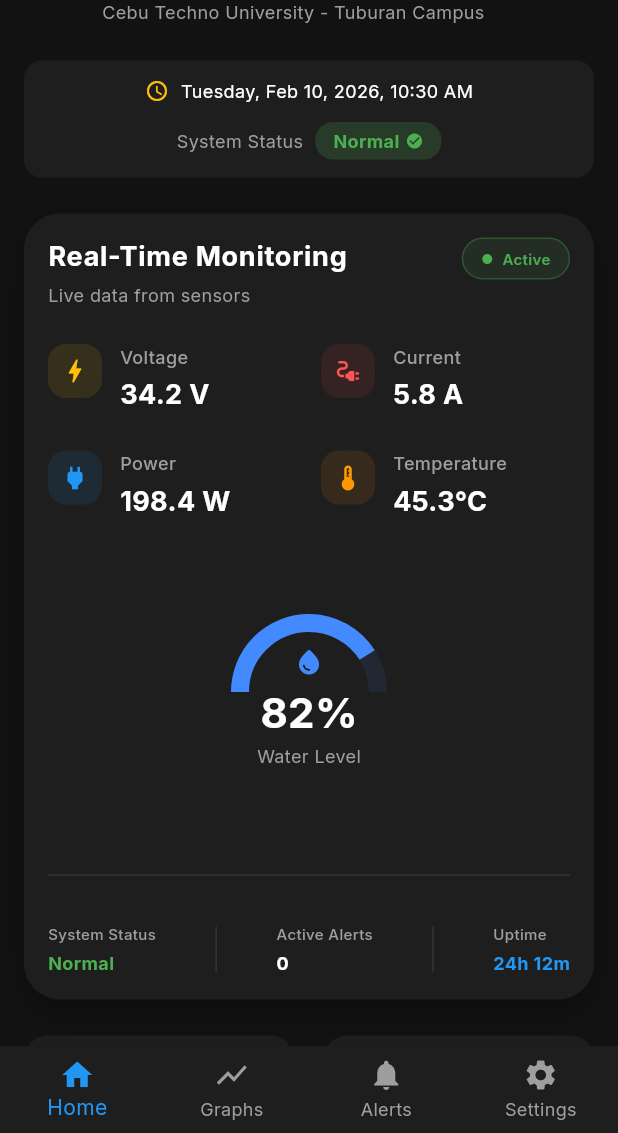
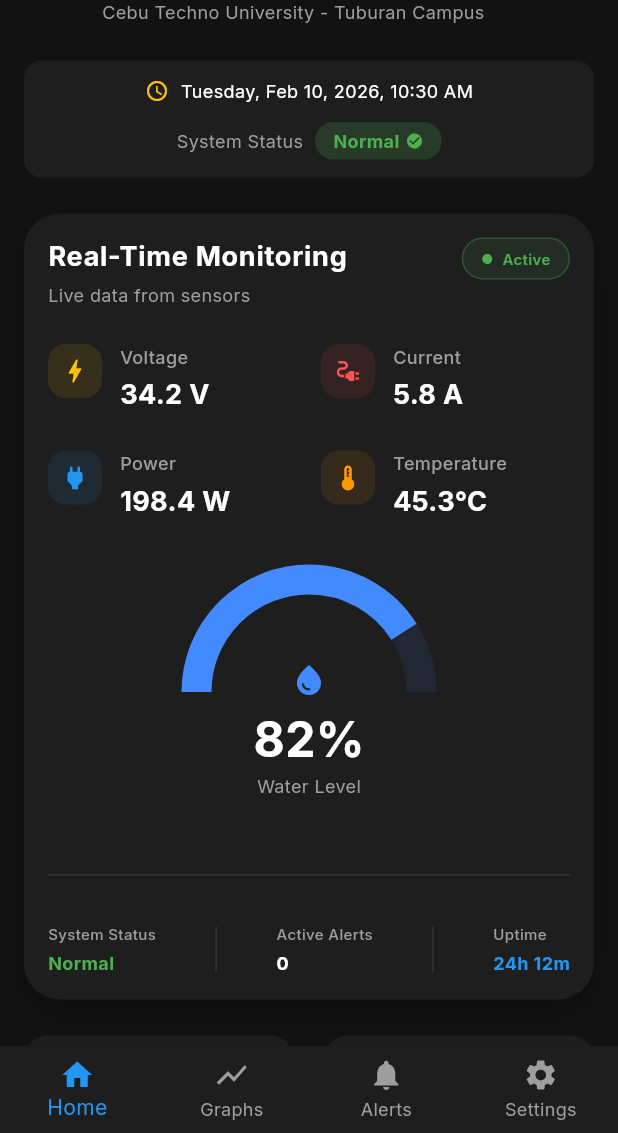
Before and after one commit to Jayabed45/AEAPAMSCTUTC, a Flutter app: the screen it shows after launch, on a phone screen of 412 x 824 dp, the part 103-1236 px from its top. Run offline on Flutter 3.47's test engine with Material 3 defaults, Android fonts, the phone set to English and light mode, and no system bars; drawn by our look-alikes of fl_chart; our stand-ins replace google_fonts.

Commit message:
water analysis level updated

```diff
--- a/lib/widgets/combined_dashboard_card.dart
+++ b/lib/widgets/combined_dashboard_card.dart
@@ -165,48 +165,48 @@ class CombinedDashboardCard extends StatelessWidget {
                             PieChartData(
                               startDegreeOffset: 180,
                               sectionsSpace: 0,
-                              centerSpaceRadius: isMobile ? 40 : 50,
+                              centerSpaceRadius: isMobile ? 65 : 70,
                               sections: [
                                 PieChartSectionData(
                                   color: Colors.blueAccent,
                                   value: waterLevel,
                                   title: '',
-                                  radius: isMobile ? 12 : 16,
+                                  radius: isMobile ? 20 : 25,
                                   showTitle: false,
                                 ),
                                 PieChartSectionData(
                                   color: Colors.blueAccent.withOpacity(0.1),
                                   value: 100 - waterLevel,
                                   title: '',
-                                  radius: isMobile ? 12 : 16,
+                                  radius: isMobile ? 20 : 25,
                                   showTitle: false,
                                 ),
                                 PieChartSectionData(
                                   color: Colors.transparent,
                                   value: 100,
                                   title: '',
-                                  radius: isMobile ? 12 : 16,
+                                  radius: isMobile ? 20 : 25,
                                   showTitle: false,
                                 ),
                               ],
                             ),
                           ),
                           Positioned(
-                            top: isMobile ? 60 : 50,
+                            top: isMobile ? 70 : 60,
                             child: Column(
                               mainAxisSize: MainAxisSize.min,
                               children: [
                                 Icon(
                                   Icons.water_drop,
                                   color: Colors.blueAccent,
-                                  size: isMobile ? 20 : 24,
+                                  size: isMobile ? 24 : 28,
                                 ),
                                 const SizedBox(height: 4),
                                 Text(
                                   '${waterLevel.toInt()}%',
                                   style: TextStyle(
                                     color: Colors.white,
-                                    fontSize: isMobile ? 28 : 36,
+                                    fontSize: isMobile ? 32 : 42,
                                     fontWeight: FontWeight.bold,
                                   ),
                                 ),
```
